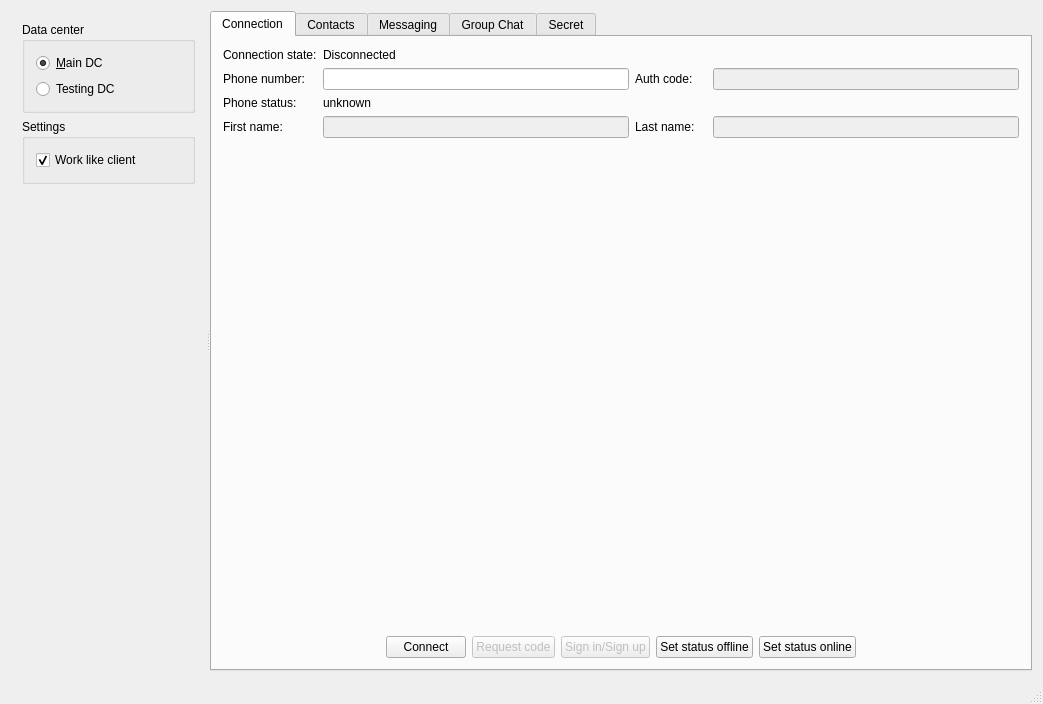
Qt form testApp/MainWindow.ui (Kaffeine/telegram-qt) before a commit.
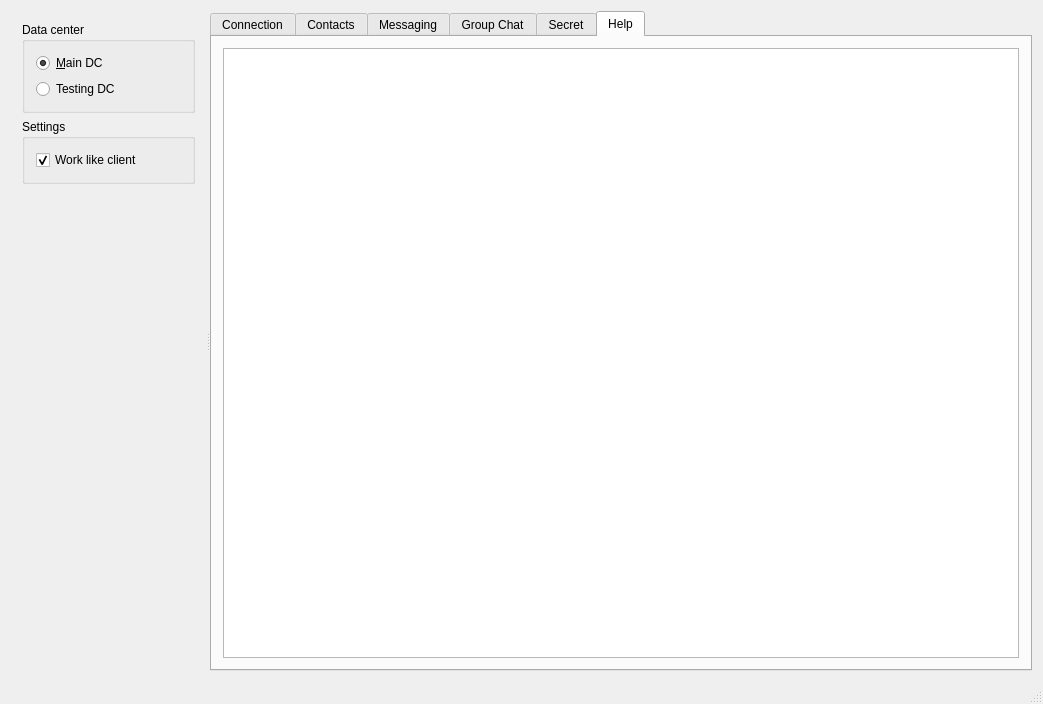
The same form after that commit. The open tabs and pages were chosen to show the change.

Commit message: testApp: Added "Usage" tab and help-file.

```diff
--- a/testApp/MainWindow.ui
+++ b/testApp/MainWindow.ui
@@ -502,6 +502,20 @@
          </item>
         </layout>
        </widget>
+       <widget class="QWidget" name="tabHelp">
+        <attribute name="title">
+         <string>Help</string>
+        </attribute>
+        <layout class="QGridLayout" name="gridLayout_10">
+         <item row="0" column="0">
+          <widget class="QPlainTextEdit" name="helpView">
+           <property name="readOnly">
+            <bool>true</bool>
+           </property>
+          </widget>
+         </item>
+        </layout>
+       </widget>
       </widget>
      </widget>
     </item>
```
The commit also changes 4 other files.
